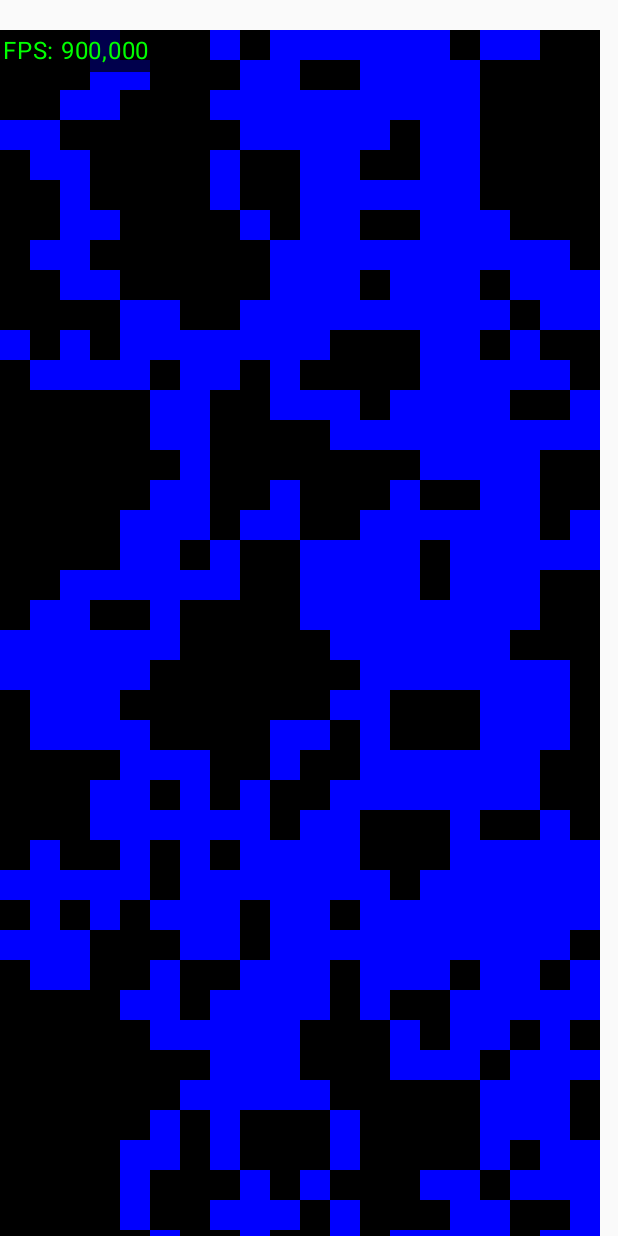
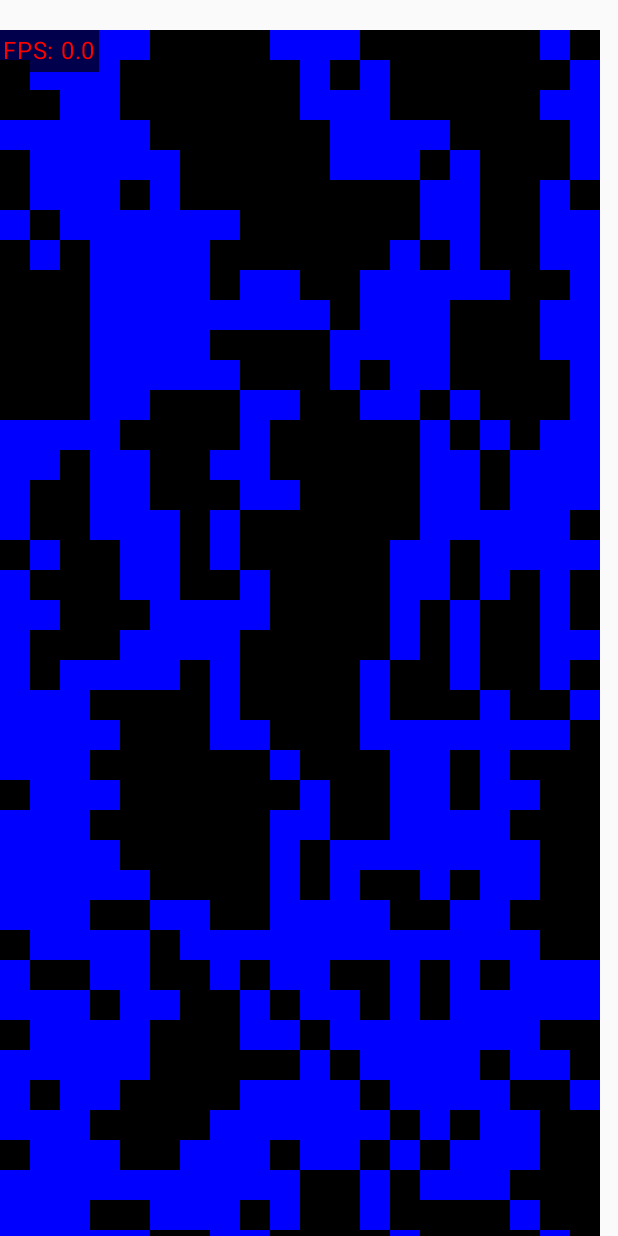
Before and after one commit to daltwizney/kollie, an Android app built with Jetpack Compose: the first screen one second after launch (MainActivity), on a phone screen of 412 x 824 dp. Run offline under Robolectric (Android 15) with nearby library versions, the light colour scheme and no system bars.

Commit message:
got fps colors working in debug UI

```diff
--- a/app/src/main/java/com/wizneylabs/kollie/MainActivity.kt
+++ b/app/src/main/java/com/wizneylabs/kollie/MainActivity.kt
@@ -12,6 +12,7 @@
 import androidx.compose.foundation.gestures.detectDragGestures
 import androidx.compose.foundation.gestures.detectTapGestures
 import androidx.compose.foundation.layout.Box
+import androidx.compose.foundation.layout.Column
 import androidx.compose.foundation.layout.fillMaxSize
 import androidx.compose.foundation.layout.offset
 import androidx.compose.foundation.layout.padding
@@ -171,14 +172,29 @@
             }
         }
 
-        Text(
-            text = "FPS: 900,000",
-            modifier = Modifier
-                .offset(x = 0.dp, y = 20.dp)
-                .background(Color.Black.copy(alpha = 0.7f))
-                .padding(2.dp, 2.dp)
-                .clearAndSetSemantics {  },
-            color = Color.Green,
-        );
+        Column(modifier = Modifier
+            .offset(x = 0.dp, y = 20.dp)
+            .background(Color.Black.copy(alpha = 0.7f))
+            .padding(2.dp, 2.dp)
+            .clearAndSetSemantics {  },
+        ) {
+            val fps = viewModel.fps.value;
+            var fpsColor = Color.Red;
+
+            if (fps > 58.0f)
+            {
+                fpsColor = Color.Green;
+            }
+            else if (fps > 50.0f)
+            {
+                fpsColor = Color.Yellow;
+            }
+
+            Text(
+                text = "FPS: ${("%.1f").format(fps)}",
+                modifier = Modifier,
+                color = fpsColor,
+            );
+        }
     }
 }
--- a/app/src/main/java/com/wizneylabs/kollie/PathfinderAppViewModel.kt
+++ b/app/src/main/java/com/wizneylabs/kollie/PathfinderAppViewModel.kt
@@ -72,18 +72,40 @@
 
     var frameTime = 0.0f;
 
-    var fps = 0.0f;
+    var fps = mutableStateOf(0.0f);
+
+    private var _fps =  0.0f;
 
     private var _frameBuffer = SlidingWindow<Float>(120);
+
+    private var _debug = true;
 
     fun updateGame(frameTimeSeconds: Float) {
 
         this.frameTime = frameTimeSeconds;
         frameCounter.value++;
 
-        _frameBuffer.add(this.frameTime);
+        if (_debug) {
 
-        fps = _frameBuffer.maxSize / (_frameBuffer.last() - _frameBuffer.first());
+            _frameBuffer.add(this.frameTime);
+
+            if (frameCounter.value % 30L == 0L) {
+
+                fps.value = _frameBuffer.maxSize / (_frameBuffer.last() - _frameBuffer.first());
+            }
+
+            Log.d(TAG, "fps = ${fps.value}");
+        }
+    }
+
+    fun setDebugEnabled(enabled: Boolean) {
+
+        if (enabled == _debug)
+        {
+            return;
+        }
+
+        _debug = enabled;
     }
 
     init {
```
